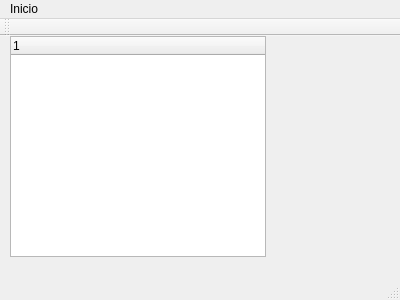
The window that mainwindow.ui (carlosv14/Graphic-File-System) describes before a commit, drawn with Qt 5.
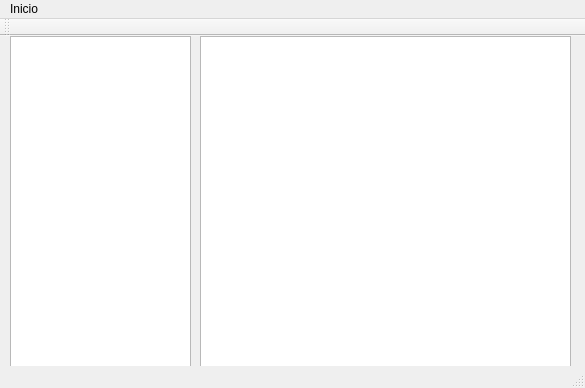
The same window after the commit. Icons and pictures are not drawn.

Diff of the .ui file:
```diff
--- a/mainwindow.ui
+++ b/mainwindow.ui
@@ -6,8 +6,8 @@
    <rect>
     <x>0</x>
     <y>0</y>
-    <width>400</width>
-    <height>300</height>
+    <width>585</width>
+    <height>388</height>
    </rect>
   </property>
   <property name="windowTitle">
@@ -19,23 +19,36 @@
      <rect>
       <x>10</x>
       <y>0</y>
-      <width>256</width>
-      <height>221</height>
+      <width>181</width>
+      <height>331</height>
      </rect>
     </property>
+    <attribute name="headerVisible">
+     <bool>false</bool>
+    </attribute>
     <column>
      <property name="text">
       <string notr="true">1</string>
      </property>
     </column>
    </widget>
+   <widget class="QListWidget" name="listWidget">
+    <property name="geometry">
+     <rect>
+      <x>200</x>
+      <y>0</y>
+      <width>371</width>
+      <height>331</height>
+     </rect>
+    </property>
+   </widget>
   </widget>
   <widget class="QMenuBar" name="menuBar">
    <property name="geometry">
     <rect>
      <x>0</x>
      <y>0</y>
-     <width>400</width>
+     <width>585</width>
      <height>21</height>
     </rect>
    </property>
```
Left out of the diff: 8 changed lines with no effect on the pictures.
